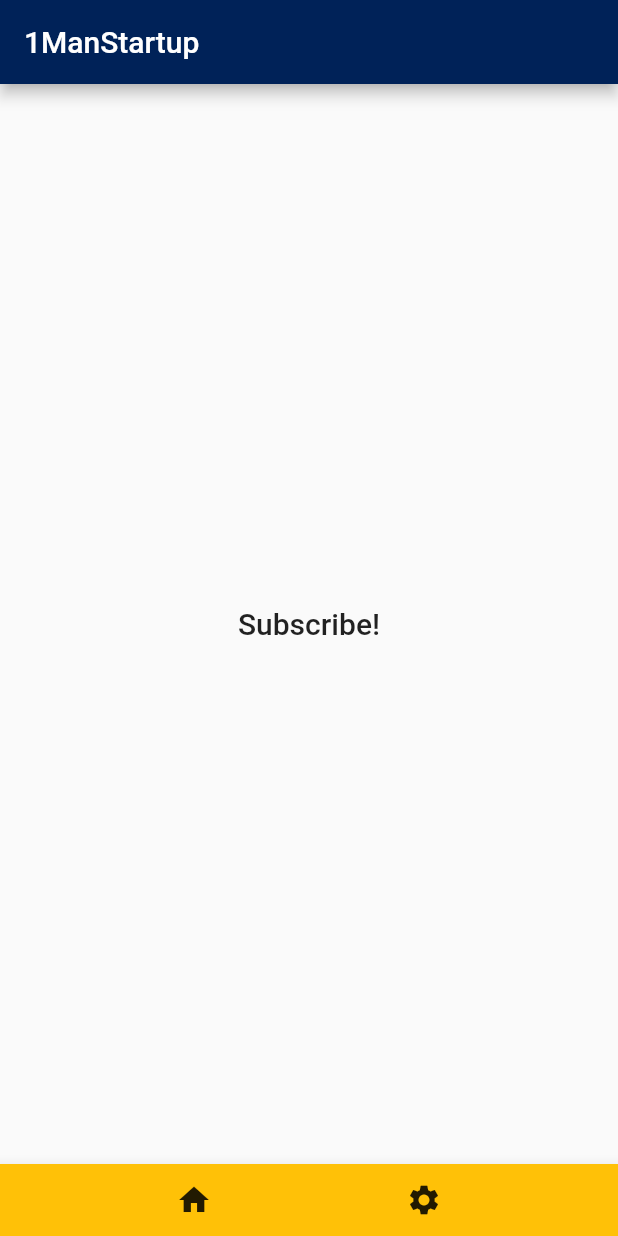
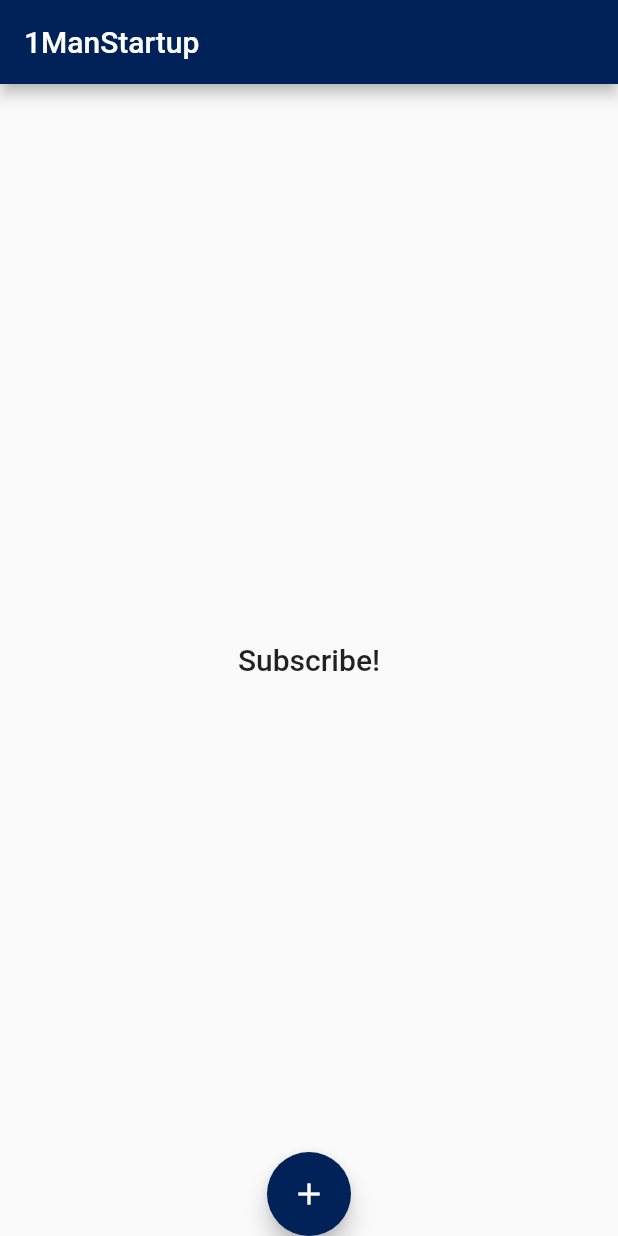
Before and after one commit to davefaliskie/flutter_basics, a Flutter app: the screen it shows after launch, on a phone screen of 412 x 824 dp. Run offline on Flutter 3.47's test engine with Material 2 defaults, Android fonts, the phone set to English and light mode, and no system bars.

Commit message:
floating action button

```diff
--- a/lib/main.dart
+++ b/lib/main.dart
@@ -36,22 +36,11 @@ class HomeScreen extends StatelessWidget {
           style: Theme.of(context).textTheme.titleLarge,
         ),
       ),
-      bottomNavigationBar: BottomAppBar(
-        color: Colors.amber,
-        child: Row(
-          mainAxisAlignment: MainAxisAlignment.spaceEvenly,
-          children: [
-            IconButton(
-              onPressed: () => debugPrint("Go Home"),
-              icon: const Icon(Icons.home),
-            ),
-            IconButton(
-              onPressed: () => debugPrint("Go to Settings"),
-              icon: const Icon(Icons.settings),
-            ),
-          ],
-        ),
+      floatingActionButton: FloatingActionButton(
+        onPressed: () => debugPrint("Action Pressed"),
+        child: const Icon(Icons.add),
       ),
+      floatingActionButtonLocation: FloatingActionButtonLocation.centerDocked,
     );
   }
 }
```
